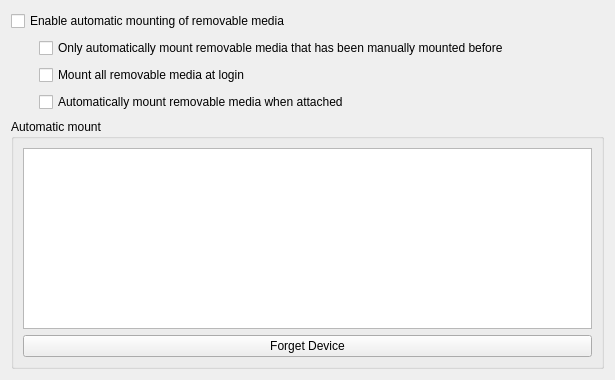
Sonic-DE/sonic-desktop-interface, file solid-device-automounter/kcm/DeviceAutomounterKCM.ui: the form before one commit.
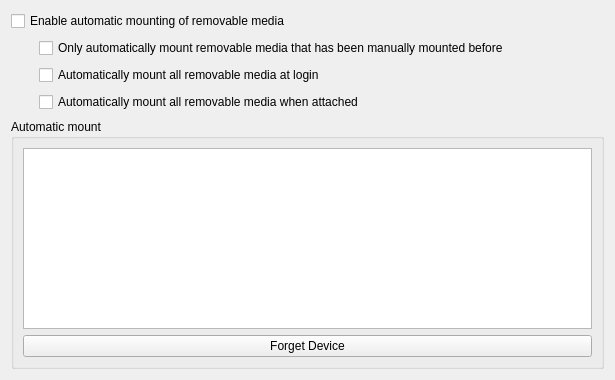
The form after the commit.

Commit message:
Solid-device-automounter/kcm: Use KConfigXT in ui
Summary:
 * Make default button work
 * Move connection from cpp to .ui
 * Slight label change

Test Plan: Use default button

Reviewers: ervin, ngraham, #plasma, bport, crossi

Reviewed By: ervin

Subscribers: plasma-devel

Tags: #plasma

```diff
--- a/solid-device-automounter/kcm/DeviceAutomounterKCM.ui
+++ b/solid-device-automounter/kcm/DeviceAutomounterKCM.ui
@@ -55,7 +55,7 @@
         <string>If any removable storage devices are connected to your system when you login to your desktop, their contents will automatically be made available to your system for other programs to read.</string>
        </property>
        <property name="text">
-        <string>Mount all removable media at login</string>
+        <string>Automatically mount all removable media at login</string>
        </property>
       </widget>
      </item>
@@ -65,7 +65,7 @@
         <string>When this is checked, the contents of any storage device will automatically be made available to the system when it is plugged in or attached.</string>
        </property>
        <property name="text">
-        <string>Automatically mount removable media when attached</string>
+        <string>Automatically mount all removable media when attached</string>
        </property>
       </widget>
      </item>
```
Left out of the diff: 75 changed lines with no effect on the pictures. The commit also changes 2 other files.
